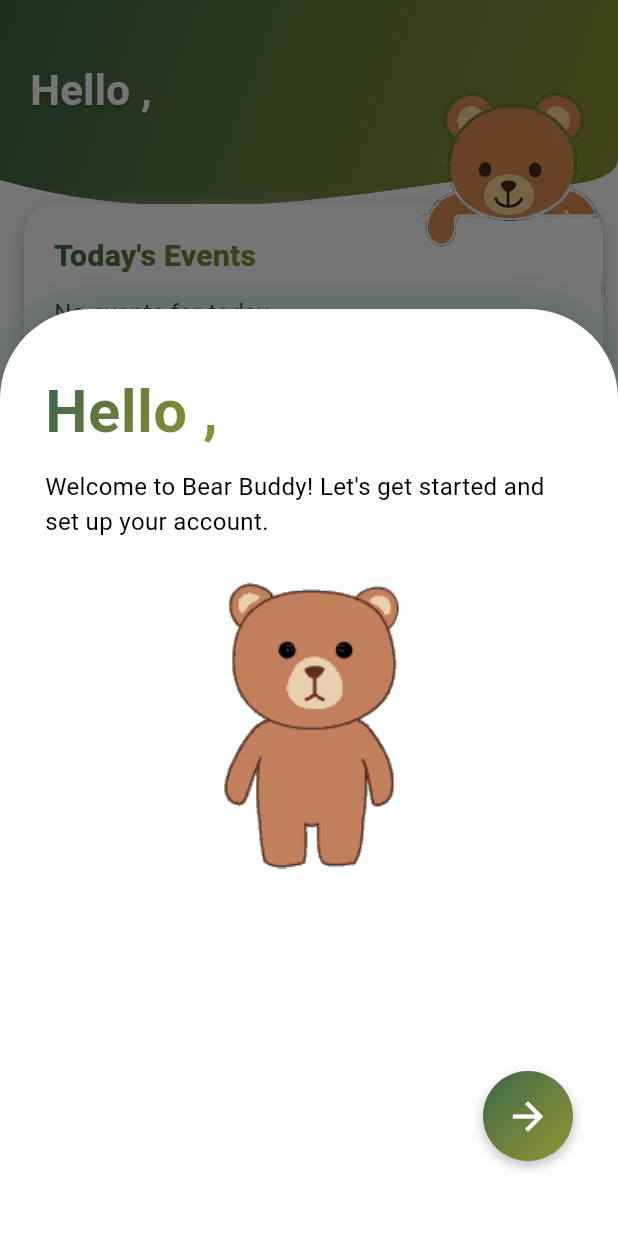
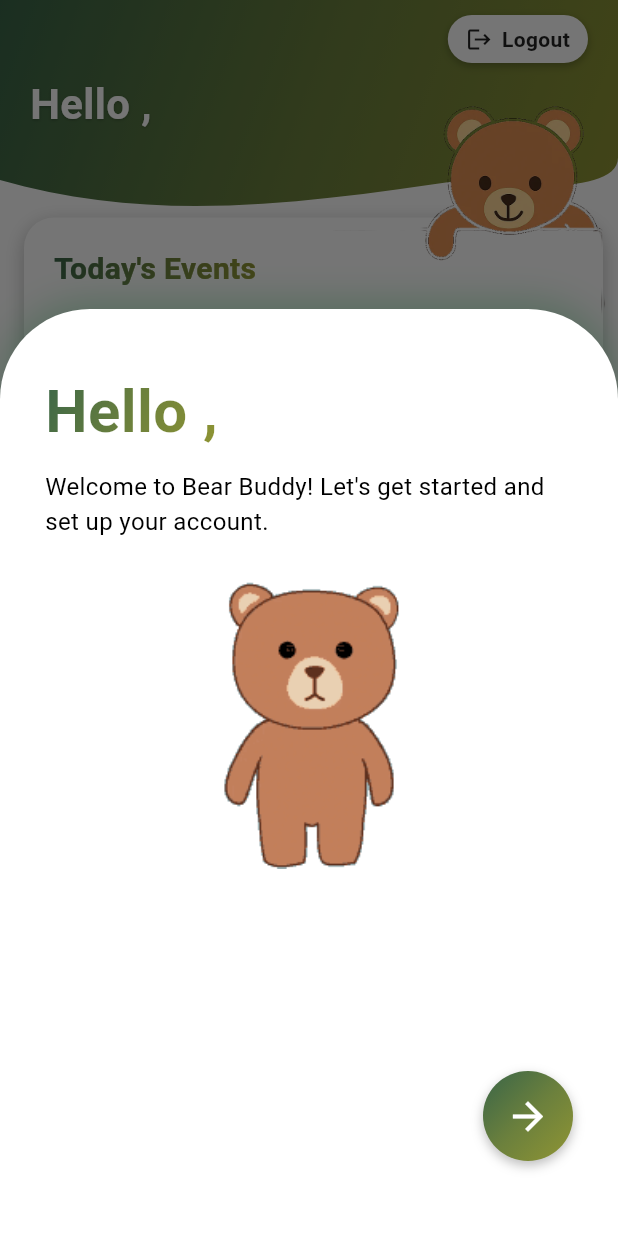
Before and after one commit to ECE-493-Group-9-Capstone/Student-Calendar-App, a Flutter app: the screen it shows once a user with an empty profile is signed in, on a phone screen of 412 x 824 dp. Run offline on Flutter 3.47's test engine with Material 3 defaults, Android fonts, the phone set to English and light mode, and no system bars; drawn by our look-alikes of curved_navigation_bar; our stand-ins replace animate_do, cloud_firestore, firebase_auth, firebase_core, flutter_local_notifications, font_awesome_flutter and 7 more; missing offline and left inert: custom_info_window, googleapis; accounts and stored records are empty.

Commit message:
fixed tiny bugs on homepage

```diff
--- a/student_app/lib/pages/home_page.dart
+++ b/student_app/lib/pages/home_page.dart
@@ -10,7 +10,7 @@ import 'package:student_app/pages/google_signin.dart';
 import 'package:student_app/pages/calendar_page.dart';
 import 'package:student_app/utils/social_graph.dart';
 import 'package:student_app/utils/user.dart';
-import 'package:student_app/utils/cache_helper.dart';
+import 'package:student_app/utils/profile_picture.dart';
 import 'package:student_app/utils/event_service.dart';
 
 class HomePage extends StatefulWidget {
@@ -160,6 +160,8 @@ class _HomePageState extends State<HomePage> {
     return unique;
   }
 
+
+// Replace _buildRecommendedFriendTile with this updated version
 Widget _buildRecommendedFriendTile(UserModel user) {
   String initials = user.username
       .split(" ")
@@ -168,6 +170,7 @@ class _HomePageState extends State<HomePage> {
       .take(2)
       .join()
       .toUpperCase();
+
   return Container(
     width: 115,
     margin: const EdgeInsets.only(right: 12),
@@ -186,39 +189,11 @@ class _HomePageState extends State<HomePage> {
       mainAxisAlignment: MainAxisAlignment.center,
       children: [
         const SizedBox(height: 8),
-          CircleAvatar(
-            radius: 30,
-            backgroundColor: Colors.transparent,
-            child: FutureBuilder<Uint8List?>(
-              future: (user.photoURL?.isNotEmpty ?? false)
-                  ? loadCachedImageBytes(
-                      'circle_${user.photoURL!.hashCode}_80.0')
-                  : Future.value(null),
-              builder: (ctx, snap) {
-                if (snap.connectionState != ConnectionState.done) {
-                  return const CircularProgressIndicator(strokeWidth: 2);
-                }
-                final bytes = snap.data;
-                if (bytes != null && bytes.isNotEmpty) {
-                  return ClipOval(
-                    child: Image.memory(
-                      bytes,
-                      width: 60,
-                      height: 60,
-                      fit: BoxFit.cover,
-                    ),
-                  );
-                }
-                return CircleAvatar(
-                  radius: 30,
-                  backgroundColor: const Color(0xFF909533),
-                  child: Text(
-                    initials,
-                    style: const TextStyle(color: Colors.white, fontSize: 18),
-                  ),
-                );
-              },
-            ),
+        CachedProfileImage(
+          photoURL: user.photoURL,
+          size: 60,
+          fallbackText: initials,
+          fallbackBackgroundColor: const Color(0xFF909533),
         ),
         const SizedBox(height: 8),
         Text(
@@ -231,8 +206,7 @@ class _HomePageState extends State<HomePage> {
           user.ccid,
           maxLines: 1,
           overflow: TextOverflow.ellipsis,
-            style:
-                TextStyle(fontSize: 12, color: Colors.black.withOpacity(0.5)),
+          style: TextStyle(fontSize: 12, color: Colors.black.withOpacity(0.5)),
         ),
         const SizedBox(height: 6),
         InkWell(
@@ -460,33 +434,21 @@ class _HomePageState extends State<HomePage> {
 
   return Scaffold(
     backgroundColor: Colors.white,
-      drawer: Drawer(
-        child: ListView(
-          padding: EdgeInsets.zero,
+    body: Stack(
       children: [
-            DrawerHeader(
-              decoration: BoxDecoration(
-                gradient: _greenGradient,
-              ),
-              child: const Text('Menu',
-                  style: TextStyle(color: Colors.white, fontSize: 24)),
-            ),
-            const ListTile(
-              leading: Icon(Icons.home),
-              title: Text('Home'),
-            ),
-            const ListTile(
-              leading: Icon(Icons.calendar_today),
-              title: Text('Calendar'),
-            ),
-            const ListTile(
-              leading: Icon(Icons.settings),
-              title: Text('Settings'),
-            ),
-            // Logout button moved to the sidebar
-            ListTile(
-              leading: const Icon(Icons.logout),
-              title: const Text('Logout'),
+        _buildWavyHeader(size),
+        SafeArea(
+          child: SingleChildScrollView(
+            padding: const EdgeInsets.only(bottom: 24),
+            child: Column(
+              crossAxisAlignment: CrossAxisAlignment.start,
+              children: [
+                // Logout Button in Top-right corner
+                Align(
+                  alignment: Alignment.topRight,
+                  child: Padding(
+                    padding: const EdgeInsets.only(top: 10, right: 20),
+                    child: InkWell(
                       onTap: () async {
                         await AuthService().logout();
                         AppUser.instance.logout();
@@ -496,22 +458,40 @@ class _HomePageState extends State<HomePage> {
                           (route) => false,
                         );
                       },
+                      child: Container(
+                        padding: const EdgeInsets.symmetric(horizontal: 12, vertical: 6),
+                        decoration: BoxDecoration(
+                          color: Colors.white,
+                          borderRadius: BorderRadius.circular(20),
+                          boxShadow: [
+                            BoxShadow(
+                              color: Colors.black26,
+                              blurRadius: 4,
+                              offset: const Offset(0, 2),
+                            ),
+                          ],
+                        ),
+                        child: const Row(
+                          mainAxisSize: MainAxisSize.min,
+                          children: [
+                            Icon(Icons.logout, size: 18, color: Colors.black87),
+                            SizedBox(width: 6),
+                            Text(
+                              'Logout',
+                              style: TextStyle(
+                                color: Colors.black87,
+                                fontWeight: FontWeight.bold,
+                              ),
                             ),
                           ],
                         ),
                       ),
-      body: Stack(
-        children: [
-          _buildWavyHeader(size),
-          SafeArea(
-            child: SingleChildScrollView(
-              padding: const EdgeInsets.only(bottom: 24),
-              child: Column(
-                crossAxisAlignment: CrossAxisAlignment.start,
-                children: [
+                    ),
+                  ),
+                ),
                 // Greeting
                 Padding(
-                    padding: const EdgeInsets.only(top: 40, left: 20),
+                  padding: const EdgeInsets.only(top: 7, left: 20),
                   child: Text(
                     'Hello $firstName,',
                     style: const TextStyle(
@@ -529,7 +509,7 @@ class _HomePageState extends State<HomePage> {
                   ),
                 ),
                 const SizedBox(height: 20),
-                  // "Today's Events" box with the bear "peeking" over
+                // "Today's Events" and other sections
                 Stack(
                   clipBehavior: Clip.none,
                   children: [
@@ -559,18 +539,20 @@ class _HomePageState extends State<HomePage> {
                             ),
                           ),
                           const SizedBox(height: 12),
-                            if (_isLoadingEvents)
-                              const Center(child: CircularProgressIndicator())
-                            else if (_todayEvents.isEmpty)
-                              const Text(
+                          _isLoadingEvents
+                              ? const Center(child: CircularProgressIndicator())
+                              : _todayEvents.isEmpty
+                                  ? const Text(
                                       "No events for today.",
                                       style: TextStyle(fontSize: 16),
                                     )
-                            else
-                              Column(
-                                children: _todayEvents
-                                    .map(_buildTodayEventItem)
-                                    .toList(),
+                                  : SizedBox(
+                                      height: 185,
+                                      child: SingleChildScrollView(
+                                        child: Column(
+                                          children: _todayEvents.map(_buildTodayEventItem).toList(),
+                                        ),
+                                      ),
                                     ),
                           const SizedBox(height: 12),
                           Center(
@@ -578,10 +560,8 @@ class _HomePageState extends State<HomePage> {
                               onTap: () async {
                                 await Navigator.push(
                                   context,
-                                    MaterialPageRoute(
-                                        builder: (_) => const CalendarPage()),
+                                  MaterialPageRoute(builder: (_) => const CalendarPage()),
                                 );
-                                  // Refresh today's events after returning
                                 _fetchTodayEvents();
                               },
                               child: Row(
@@ -589,17 +569,12 @@ class _HomePageState extends State<HomePage> {
                                 children: [
                                   const Text(
                                     "View Full Calendar",
-                                      style: TextStyle(
-                                        fontSize: 16,
-                                        fontWeight: FontWeight.bold,
-                                      ),
+                                    style: TextStyle(fontSize: 16, fontWeight: FontWeight.bold),
                                   ),
                                   const SizedBox(width: 6),
                                   ShaderMask(
-                                      shaderCallback: (bounds) => _greenGradient
-                                          .createShader(
-                                        Rect.fromLTWH(
-                                            0, 0, bounds.width, bounds.height),
+                                    shaderCallback: (bounds) => _greenGradient.createShader(
+                                      Rect.fromLTWH(0, 0, bounds.width, bounds.height),
                                     ),
                                     child: const Icon(
                                       Icons.arrow_forward,
@@ -614,19 +589,16 @@ class _HomePageState extends State<HomePage> {
                         ],
                       ),
                     ),
-                      // Positioned bear image now wrapped in IgnorePointer
                     Positioned(
                       top: -50,
                       right: -52,
                       child: IgnorePointer(
-                          child: Image.asset(
-                            'assets/peaking.png',
-                            width: 400, // Adjust size as needed
-                          ),
+                        child: Image.asset('assets/peaking.png', width: 400),
                       ),
                     ),
                   ],
                 ),
+
                   // Recommended Friends
                   Container(
                     margin: const EdgeInsets.symmetric(horizontal: 16),
```
Lines whose indentation alone changed are shown as unchanged.
